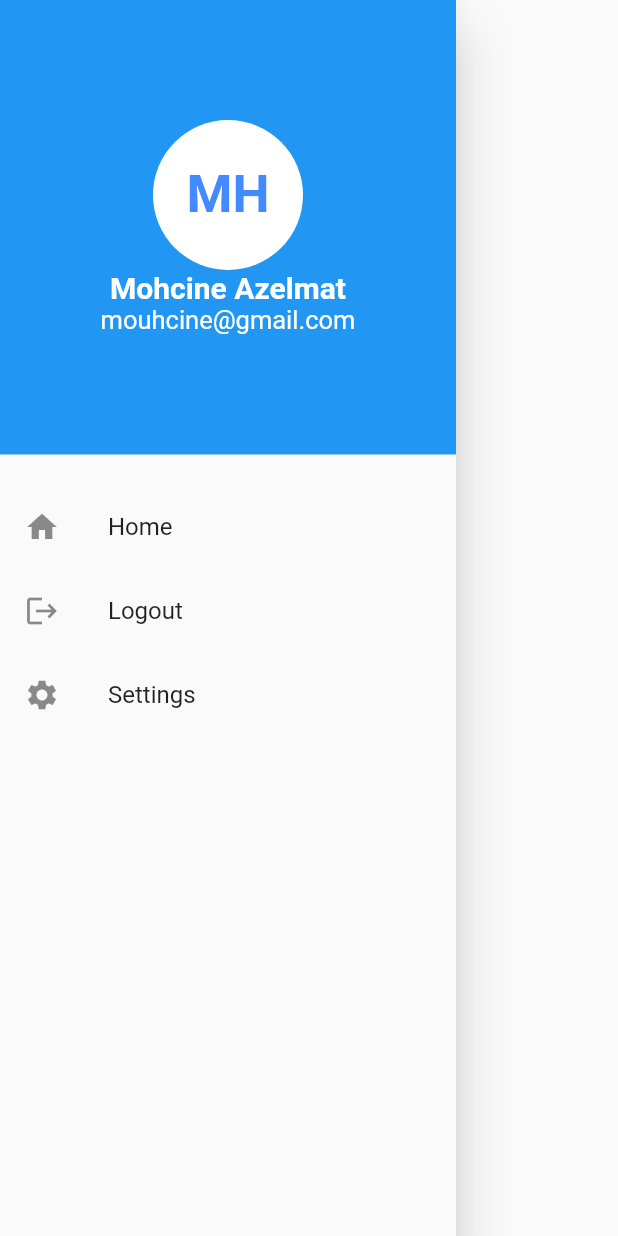
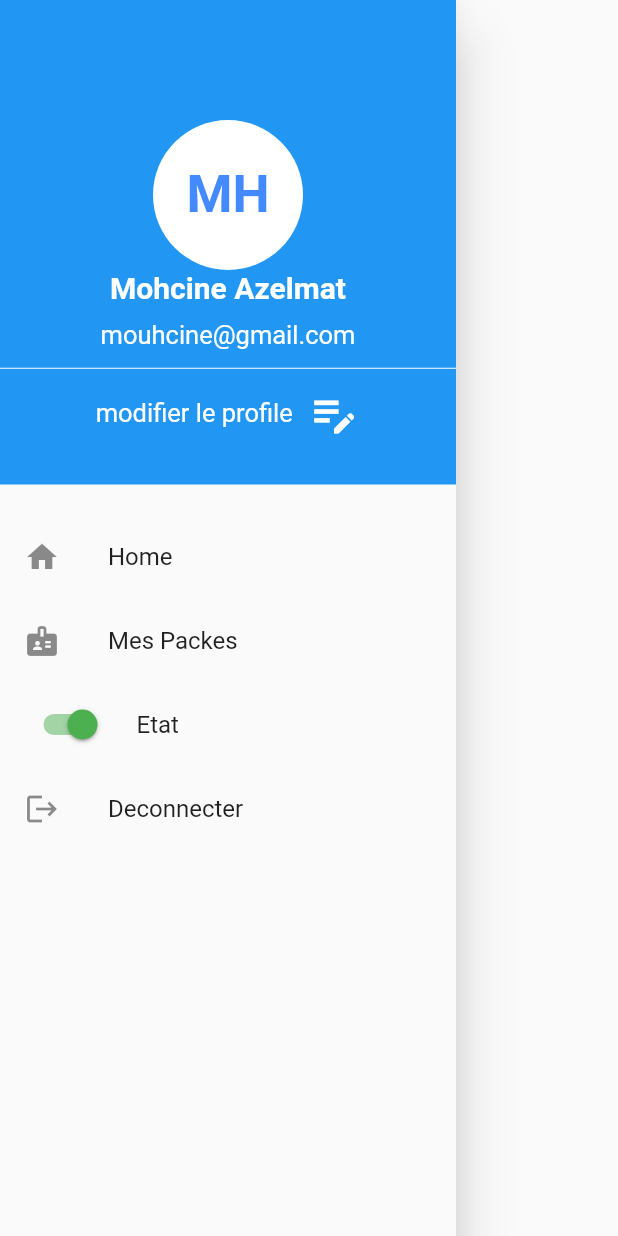
Before and after one commit to Mouhcine-Azelmat99/lavagecome_app, a Flutter app: the MyDrawer widget shown alone on an empty page, opened directly, on a phone screen of 412 x 824 dp. Run offline on Flutter 3.47's test engine with Material 2 defaults, Android fonts, the light colour scheme and no system bars; our stand-ins replace flutter_map, flutter_svg, latlong2, location, smooth_page_indicator; missing offline and left inert: dart:ffi.

Commit message:
add new features

```diff
--- a/lib/classes/lavageur.dart
+++ b/lib/classes/lavageur.dart
@@ -5,7 +5,8 @@ class Lavageur {
   final double lat;
   final double long;
   final bool active;
+  final String ville;
 
-  Lavageur(
-      this.rating, this.name, this.price, this.lat, this.long, this.active);
+  Lavageur(this.rating, this.name, this.price, this.lat, this.long, this.active,
+      this.ville);
 }
--- a/lib/main.dart
+++ b/lib/main.dart
@@ -3,6 +3,7 @@
 import 'package:flutter/material.dart';
 import 'package:lavagecom_app/screens/clients/login.dart';
 import 'package:lavagecom_app/screens/lavageur/login.dart';
+import 'package:lavagecom_app/screens/lavageur/mes_packes.dart';
 import 'package:lavagecom_app/screens/lavageur/register.dart';
 import 'package:lavagecom_app/screens/map_screen.dart';
 import 'package:lavagecom_app/screens/clients/register.dart';
@@ -30,6 +31,7 @@ class MyApp extends StatelessWidget {
         'register_lavageur': (context) => Register_Lavageur(),
         'welcome': (context) => Welcome(),
         'map_screen': (context) => Map_Screen(),
+        'mes_packes': (context) => MesPackes(),
       },
       debugShowCheckedModeBanner: false,
     );
--- a/lib/widgets/mydrawer.dart
+++ b/lib/widgets/mydrawer.dart
@@ -10,13 +10,14 @@ class MyDrawer extends StatefulWidget {
 }
 
 class _MyDrawerState extends State<MyDrawer> {
+  bool switchEtat = true;
   @override
   Widget build(BuildContext context) {
     return Drawer(
       child: ListView(
         children: [
           Container(
-            padding: EdgeInsets.symmetric(vertical: 80, horizontal: 20),
+            padding: EdgeInsets.only(top: 80, bottom: 30),
             color: Colors.blue,
             child: Column(
               children: [
@@ -44,12 +45,48 @@ class _MyDrawerState extends State<MyDrawer> {
                       color: Colors.white,
                       fontWeight: FontWeight.bold),
                 ),
+                SizedBox(
+                  height: 10,
+                ),
                 Text(
                   "mouhcine@gmail.com",
                   style: TextStyle(
                       fontSize: 17,
                       color: Colors.white,
                       fontWeight: FontWeight.w400),
+                ),
+                SizedBox(
+                  height: 10,
+                ),
+                Divider(
+                  color: Colors.white,
+                  height: 5,
+                ),
+                SizedBox(
+                  height: 10,
+                ),
+                GestureDetector(
+                  onTap: () {},
+                  child: Row(
+                    mainAxisAlignment: MainAxisAlignment.center,
+                    children: [
+                      Text(
+                        "modifier le profile",
+                        style: TextStyle(
+                            fontSize: 17,
+                            color: Colors.white,
+                            fontWeight: FontWeight.w400),
+                      ),
+                      SizedBox(
+                        width: 10,
+                      ),
+                      Icon(
+                        Icons.edit_note_outlined,
+                        size: 35,
+                        color: Colors.white,
+                      ),
+                    ],
+                  ),
                 ),
               ],
             ),
@@ -61,19 +98,36 @@ class _MyDrawerState extends State<MyDrawer> {
             leading: Icon(Icons.home),
             title: Text("Home"),
           ),
+          GestureDetector(
+            onTap: () {
+              Navigator.of(context).pushNamed("mes_packes");
+            },
+            child: ListTile(
+              leading: Icon(Icons.badge_rounded),
+              title: Text("Mes Packes"),
+            ),
+          ),
+          ListTile(
+              leading: Switch(
+                inactiveThumbColor: Colors.red,
+                activeColor: Colors.green,
+                onChanged: (v) {
+                  setState(() {
+                    switchEtat = !switchEtat;
+                  });
+                },
+                value: switchEtat,
+              ),
+              title: Text("Etat")),
           InkWell(
             onTap: () {
               Navigator.of(context).pushReplacementNamed("login");
             },
             child: ListTile(
               leading: Icon(Icons.logout),
-              title: Text("Logout"),
+              title: Text("Deconnecter"),
             ),
           ),
-          ListTile(
-            leading: Icon(Icons.settings),
-            title: Text("Settings"),
-          )
         ],
       ),
     );
--- a/pubspec.yaml
+++ b/pubspec.yaml
@@ -39,8 +39,9 @@ dependencies:
   flutter_map: ^2.2.0
   latlng: ^0.2.0
   dio: ^4.0.6
-  geolocator: ^9.0.1
-  awesome_dialog: ^2.2.1
+  location: ^4.2.0
+  # geolocator: ^9.0.1
+  # awesome_dialog: ^2.2.1
 
 
 dev_dependencies:
```
Also changed, not shown: lib/screens/home.dart (+63 -35 lines), lib/screens/lavageur/mes_packes.dart (added, +126 -0 lines), lib/widgets/lavagiste_box.dart (+35 -27 lines), lib/widgets/search.dart (added, +112 -0 lines), pubspec.lock, 4 other files.
